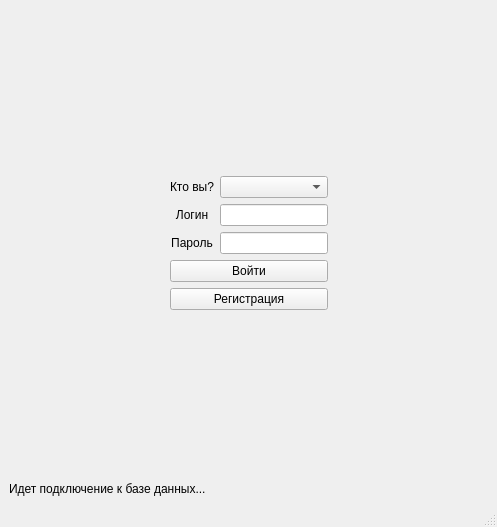
Above: sqlite/sqlitedb/login.ui from nexza78/course_work before the change. Below: the same form after it.
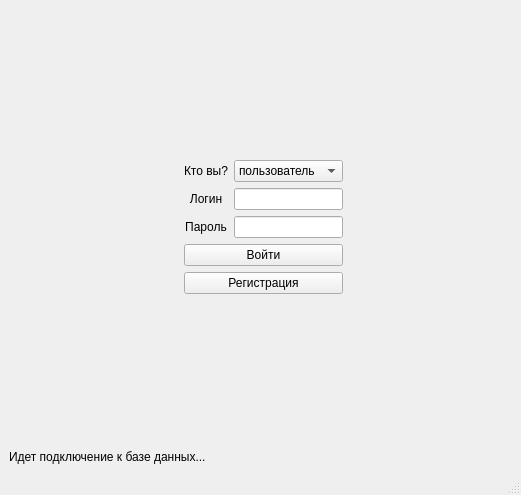
That is the form after the change.

Commit message: login, signup

The edit to the form file:
```diff
--- a/sqlite/sqlitedb/login.ui
+++ b/sqlite/sqlitedb/login.ui
@@ -6,8 +6,8 @@
    <rect>
     <x>0</x>
     <y>0</y>
-    <width>497</width>
-    <height>527</height>
+    <width>521</width>
+    <height>495</height>
    </rect>
   </property>
   <property name="sizePolicy">
@@ -21,10 +21,20 @@
   </property>
   <widget class="QWidget" name="centralwidget">
    <layout class="QGridLayout" name="gridLayout_3">
-    <item row="1" column="2" rowspan="2">
-     <layout class="QVBoxLayout" name="verticalLayout_2"/>
+    <item row="3" column="0" colspan="4">
+     <spacer name="verticalSpacer_2">
+      <property name="orientation">
+       <enum>Qt::Vertical</enum>
+      </property>
+      <property name="sizeHint" stdset="0">
+       <size>
+        <width>20</width>
+        <height>40</height>
+       </size>
+      </property>
+     </spacer>
     </item>
-    <item row="1" column="1">
+    <item row="1" column="2">
      <layout class="QGridLayout" name="gridLayout">
       <item row="1" column="0">
        <widget class="QLabel" name="label_login">
@@ -102,6 +112,16 @@
         <property name="focusPolicy">
          <enum>Qt::StrongFocus</enum>
         </property>
+        <item>
+         <property name="text">
+          <string>пользователь</string>
+         </property>
+        </item>
+        <item>
+         <property name="text">
+          <string>оператор</string>
+         </property>
+        </item>
        </widget>
       </item>
       <item row="2" column="0">
@@ -184,54 +204,20 @@
       </item>
      </layout>
     </item>
-    <item row="2" column="1">
-     <layout class="QGridLayout" name="gridLayout_2">
-      <item row="2" column="0">
-       <widget class="QPushButton" name="pushButton_signUp">
-        <property name="text">
-         <string>Регистрация</string>
-        </property>
-       </widget>
-      </item>
-      <item row="1" column="0">
-       <widget class="QPushButton" name="pushButton_signIn">
-        <property name="text">
-         <string>Войти</string>
-        </property>
-       </widget>
-      </item>
-     </layout>
-    </item>
-    <item row="1" column="0" rowspan="2">
-     <layout class="QVBoxLayout" name="verticalLayout"/>
-    </item>
-    <item row="0" column="1">
-     <spacer name="verticalSpacer">
+    <item row="1" column="3">
+     <spacer name="horizontalSpacer">
       <property name="orientation">
-       <enum>Qt::Vertical</enum>
+       <enum>Qt::Horizontal</enum>
       </property>
       <property name="sizeHint" stdset="0">
        <size>
-        <width>20</width>
-        <height>40</height>
+        <width>40</width>
+        <height>20</height>
        </size>
       </property>
      </spacer>
     </item>
-    <item row="3" column="0" colspan="3">
-     <spacer name="verticalSpacer_2">
-      <property name="orientation">
-       <enum>Qt::Vertical</enum>
-      </property>
-      <property name="sizeHint" stdset="0">
-       <size>
-        <width>20</width>
-        <height>40</height>
-       </size>
-      </property>
-     </spacer>
-    </item>
-    <item row="6" column="0" colspan="2">
+    <item row="6" column="0" colspan="3">
      <widget class="QLabel" name="label">
       <property name="text">
        <string>Идет подключение к базе данных...</string>
@@ -241,6 +227,50 @@
       </property>
      </widget>
     </item>
+    <item row="0" column="2">
+     <spacer name="verticalSpacer">
+      <property name="orientation">
+       <enum>Qt::Vertical</enum>
+      </property>
+      <property name="sizeHint" stdset="0">
+       <size>
+        <width>20</width>
+        <height>40</height>
+       </size>
+      </property>
+     </spacer>
+    </item>
+    <item row="2" column="2">
+     <layout class="QGridLayout" name="gridLayout_2">
+      <item row="2" column="0">
+       <widget class="QPushButton" name="pushButton_signUp">
+        <property name="text">
+         <string>Регистрация</string>
+        </property>
+       </widget>
+      </item>
+      <item row="1" column="0">
+       <widget class="QPushButton" name="pushButton_signIn">
+        <property name="text">
+         <string>Войти</string>
+        </property>
+       </widget>
+      </item>
+     </layout>
+    </item>
+    <item row="1" column="0">
+     <spacer name="horizontalSpacer_2">
+      <property name="orientation">
+       <enum>Qt::Horizontal</enum>
+      </property>
+      <property name="sizeHint" stdset="0">
+       <size>
+        <width>40</width>
+        <height>20</height>
+       </size>
+      </property>
+     </spacer>
+    </item>
    </layout>
   </widget>
   <widget class="QMenuBar" name="menubar">
```
Left out of the diff: 2 changed lines with no effect on the pictures. The commit also changes 16 other files.
